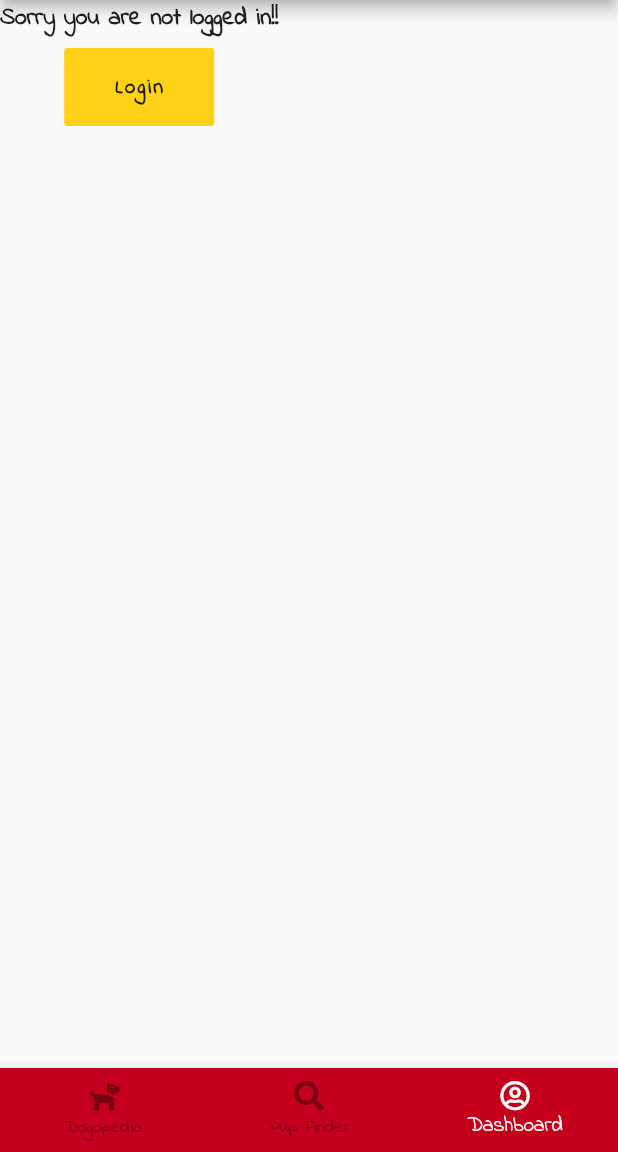
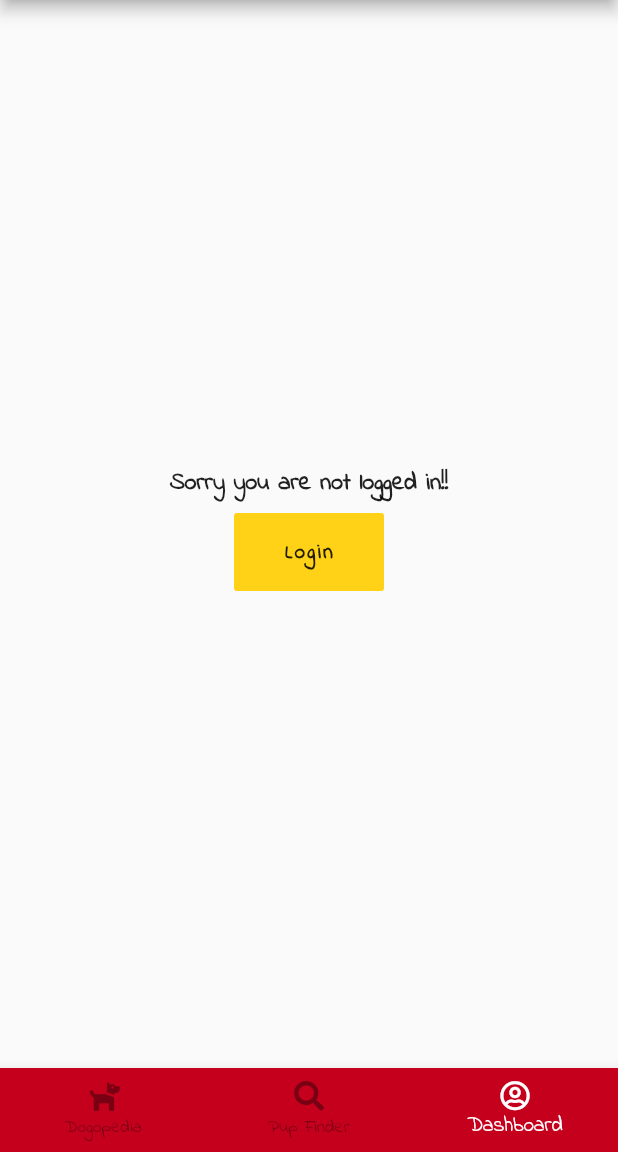
Before and after one commit to Ollynov/dogworld, a Flutter app: the screen it shows after launch, item 3 of the bottom bar chosen, on a phone screen of 412 x 824 dp, the part 84-1236 px from its top. Run offline on Flutter 3.47's test engine with Material 2 defaults, Android fonts, the phone set to English and light mode, and no system bars; our stand-ins replace cloud_firestore, firebase_analytics, firebase_auth, fluro, font_awesome_flutter, google_sign_in and 2 more; missing offline and left inert: apple_sign_in; accounts and stored records are empty; statements that could not run were skipped.

Commit message:
removing logs

```diff
--- a/lib/screens/breed.dart
+++ b/lib/screens/breed.dart
@@ -15,6 +15,8 @@ class BreedScreen extends StatelessWidget {
 
   @override
   Widget build(BuildContext context) {
+    print('here is what we got for breedID');
+    print(breedId);
 
     // the args here is if we want to use data that we pass from the dogopedia screen. The big benefit here is one less API call, and simply pass in the data we already have. The downside is that if someone visits the page directly they will have no data. The best approach is a combo of both.
     // final dynamic args = ModalRoute.of(context).settings.arguments;
--- a/lib/screens/dashboard.dart
+++ b/lib/screens/dashboard.dart
@@ -82,7 +82,8 @@ class DashNotLoggedIn extends StatelessWidget {
       appBar: AppBar(
         title: Text('Dashboard'),
       ),
-      body: SingleChildScrollView(
+      body: Center(
+        child: SingleChildScrollView(
           child: Column(
           mainAxisAlignment: MainAxisAlignment.center,
           children: [
@@ -102,7 +103,7 @@ class DashNotLoggedIn extends StatelessWidget {
               ),
           ],
         ),
-      ),
+          )),
       bottomNavigationBar: AppBottomNav(route: 2, inactive: false),
     );
   }
--- a/lib/services/db.dart
+++ b/lib/services/db.dart
@@ -27,8 +27,6 @@ class Document<T> {
   Future<T> getData() {
     try {
       var result = ref.get().then((v) => Global.models[T](v.data) as T);
-      print('here is result: ');
-      print(result);
       return result;
     } catch(err) {
       print('got error: ');
--- a/lib/services/models.dart
+++ b/lib/services/models.dart
@@ -125,8 +125,6 @@ class Breed {
   Breed({this.fullName, this.description, this.img, this.id, this.lifeSpan, this.bredFor, this.breedGroup, this.height, this.weight, this.origin, this.dogApiId});
 
   factory Breed.convertFromFireBaseMap(Map data) {
-    print('here is what we got back from firebase: ');
-    print(data);
     if (data == null) {
       return null;
     }
```
Lines whose indentation alone changed are shown as unchanged.
